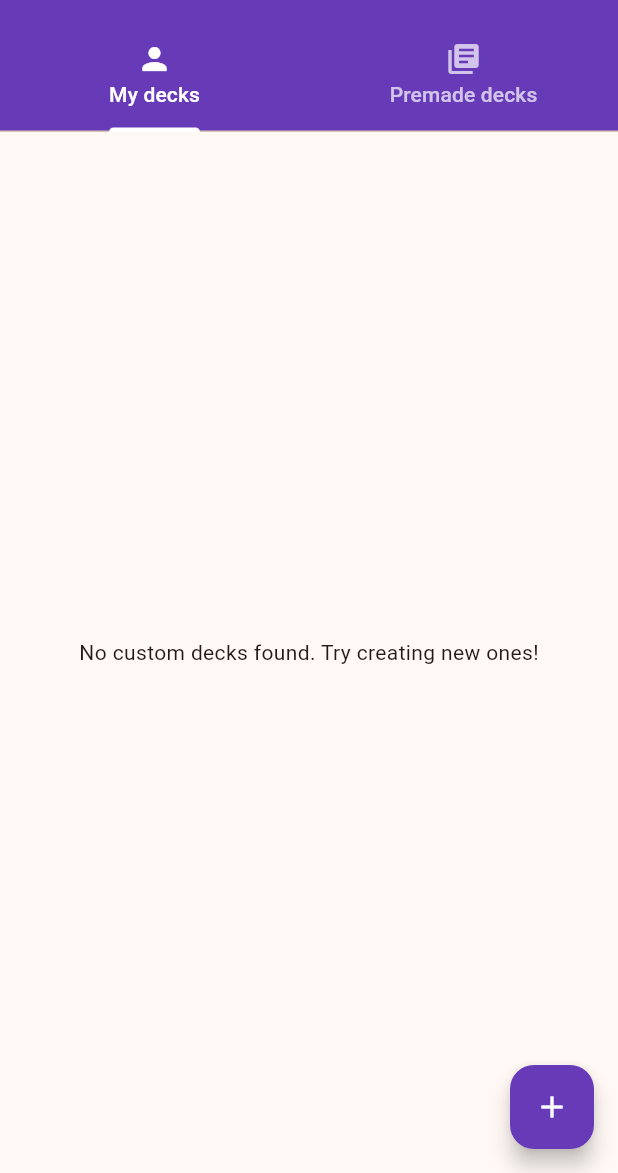
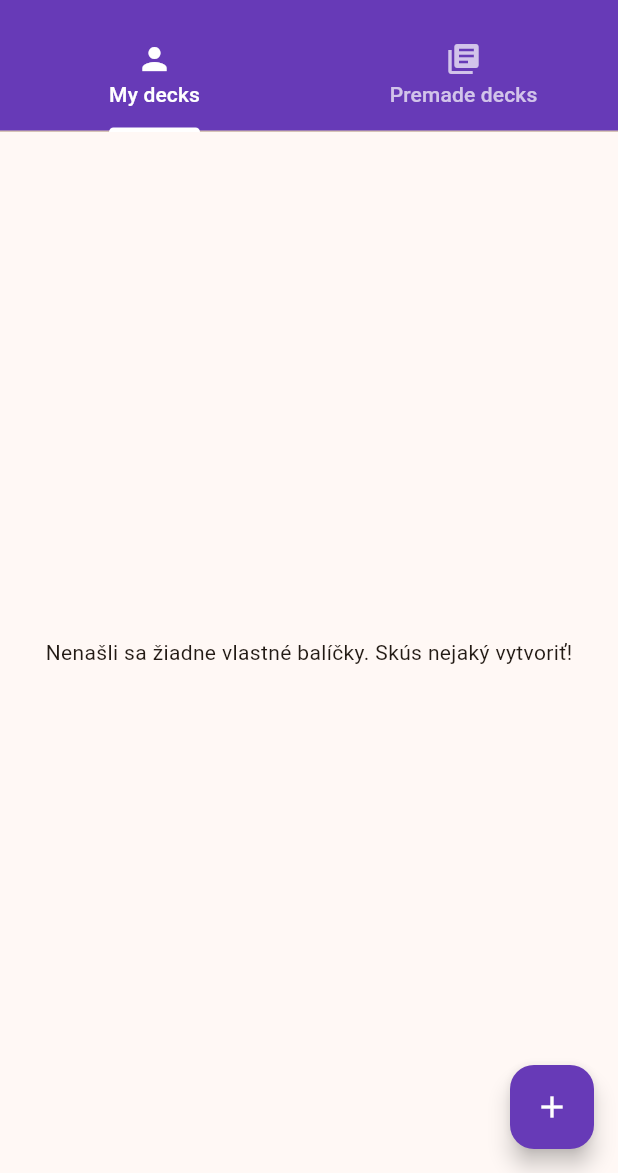
Before and after one commit to zuky05/app-locker, a Flutter app: the DeckManagerScreen screen opened directly, on a phone screen of 412 x 824 dp, the part 63-1236 px from its top. Run offline on Flutter 3.47's test engine with Material 3 defaults, Android fonts, the phone set to English and light mode, and no system bars; our stand-ins replace app_links, file_picker, flutter_svg, share_plus, shared_preferences, sqflite and 1 more; missing offline and left inert: installed_apps; accounts and stored records are empty; project files that could hold a hidden picture were left out.

Commit message:
added more premade decks

```diff
--- a/lib/screens/deck_manager_screen.dart
+++ b/lib/screens/deck_manager_screen.dart
@@ -50,7 +50,38 @@ class _DeckManagerScreenState extends State<DeckManagerScreen> with SingleTicker
     });
   }
 
-  // Dialóg pre nákup Premium / vytvorenie nového balíčka
+  // Statické popisy pre kategórie
+  String _getCategoryDescription(String category) {
+    switch (category.toLowerCase().trim()) {
+      case 'geography':
+        return 'Otestuj svoje znalosti hlavných miest, vlajok a geografie sveta.';
+      case 'language':
+        return 'Rozšír si slovnú zásobu v najpoužívanejších svetových jazykoch.';
+      case 'technology':
+      case 'tech':
+      case 'it':
+        return 'Ovládni HTTP status kódy, Linux príkazy a základné vývojárske koncepty.';
+      default:
+        return 'Pripravené kolekcie kartičiek pre rýchle učenie.';
+    }
+  }
+
+  // Odolné priradenie ikoniek kategóriám
+  IconData _getCategoryIcon(String category) {
+    final cleanCategory = category.trim().toLowerCase();
+    debugPrint("Načítavam ikonku pre kategóriu: '$cleanCategory'");
+
+    if (cleanCategory.contains('geography')) {
+      return Icons.public;
+    } else if (cleanCategory.contains('language')) {
+      return Icons.translate;
+    } else if (cleanCategory.contains('tech')) {
+      return Icons.terminal;
+    }
+
+    return Icons.folder_special;
+  }
+
   void _showAddDeckDialog() async {
     final int customCount = await DatabaseHelper.instance.getCustomDeckCount();
 
@@ -154,7 +185,6 @@ class _DeckManagerScreenState extends State<DeckManagerScreen> with SingleTicker
     );
   }
 
-  // Dialóg pre premenowanie balíčka
   void _showRenameDeckDialog(Deck deck) {
     final nameController = TextEditingController(text: deck.name);
     final categoryController = TextEditingController(text: deck.category);
@@ -198,7 +228,6 @@ class _DeckManagerScreenState extends State<DeckManagerScreen> with SingleTicker
     );
   }
 
-  // Dialóg na potvrdenie zmazania balíčka
   void _showDeleteConfirmDialog(Deck deck) {
     showDialog(
       context: context,
@@ -228,7 +257,6 @@ class _DeckManagerScreenState extends State<DeckManagerScreen> with SingleTicker
     );
   }
 
-  // Pomocný widget pre akčné minitlačidlá s ikonou a textom
   Widget _buildActionButton({
     required IconData icon,
     required String label,
@@ -255,14 +283,8 @@ class _DeckManagerScreenState extends State<DeckManagerScreen> with SingleTicker
     );
   }
 
-  Widget _buildDeckList(List<Deck> deckList) {
-    if (deckList.isEmpty) return const Center(child: Text("No custom decks found. Try creating new ones!"));
-
-    return ListView.builder(
-      itemCount: deckList.length,
-      padding: const EdgeInsets.all(12),
-      itemBuilder: (context, index) {
-        final deck = deckList[index];
+  // Karta pre jeden balíček
+  Widget _buildDeckCard(Deck deck) {
     final isExpanded = expandedDeckId == deck.id;
     final bool isCustom = deck.isPremade == 0 || deck.isPremade == false;
 
@@ -279,7 +301,6 @@ class _DeckManagerScreenState extends State<DeckManagerScreen> with SingleTicker
           clipBehavior: Clip.antiAlias,
           child: Column(
             children: [
-                  // HLAVNÝ RIADOK BALÍČKA
               ListTile(
                 contentPadding: const EdgeInsets.symmetric(horizontal: 16, vertical: 8),
                 leading: const CircleAvatar(
@@ -307,8 +328,6 @@ class _DeckManagerScreenState extends State<DeckManagerScreen> with SingleTicker
                   });
                 },
               ),
-
-                  // ANIMOVANÉ VYSUNUTIE MOŽNOSTÍ (INLINE)
               AnimatedCrossFade(
                 firstChild: const SizedBox.shrink(),
                 secondChild: Container(
@@ -319,8 +338,7 @@ class _DeckManagerScreenState extends State<DeckManagerScreen> with SingleTicker
                     children: [
                       const Divider(height: 1),
                       const SizedBox(height: 10),
-
-                          if (!isCustom) ... [
+                      if (!isCustom) ...[
                         Row(
                           mainAxisAlignment: MainAxisAlignment.spaceAround,
                           children: [
@@ -351,9 +369,7 @@ class _DeckManagerScreenState extends State<DeckManagerScreen> with SingleTicker
                             ),
                           ],
                         ),
-                          ]
-                          else if (isCustom) ...[
-                            const SizedBox(height: 12),
+                      ] else ...[
                         Row(
                           mainAxisAlignment: MainAxisAlignment.spaceAround,
                           children: [
@@ -394,6 +410,7 @@ class _DeckManagerScreenState extends State<DeckManagerScreen> with SingleTicker
                             ),
                           ],
                         ),
+                        const SizedBox(height: 8),
                         Row(
                           mainAxisAlignment: MainAxisAlignment.spaceAround,
                           children: [
@@ -432,7 +449,93 @@ class _DeckManagerScreenState extends State<DeckManagerScreen> with SingleTicker
         );
       },
     );
-      },
+  }
+
+  // Zoznam pre Vlastné Balíčky
+  Widget _buildCustomDeckList(List<Deck> deckList) {
+    if (deckList.isEmpty) {
+      return const Center(
+        child: Text("Nenašli sa žiadne vlastné balíčky. Skús nejaký vytvoriť!"),
+      );
+    }
+
+    return ListView.builder(
+      itemCount: deckList.length,
+      padding: const EdgeInsets.all(12),
+      itemBuilder: (context, index) => _buildDeckCard(deckList[index]),
+    );
+  }
+
+  // Zoznam pre Predpripravené Balíčky - Rozbaľovacie kategórie s ikonou
+  Widget _buildGroupedPremadeDeckList(List<Deck> deckList) {
+    if (deckList.isEmpty) {
+      return const Center(child: Text("Žiadne predpripravené balíčky."));
+    }
+
+    final Map<String, List<Deck>> groupedDecks = {};
+    for (var deck in deckList) {
+      groupedDecks.putIfAbsent(deck.category, () => []).add(deck);
+    }
+
+    return ListView(
+      padding: const EdgeInsets.symmetric(vertical: 12, horizontal: 8),
+      children: groupedDecks.entries.map((entry) {
+        final categoryName = entry.key;
+        final categoryDecks = entry.value;
+
+        return Card(
+          elevation: 1,
+          margin: const EdgeInsets.only(bottom: 12),
+          shape: RoundedRectangleBorder(borderRadius: BorderRadius.circular(16)),
+          clipBehavior: Clip.antiAlias,
+          child: ExpansionTile(
+            // Bezpečne obalená ikonka s explicitnými rozmermi
+            leading: SizedBox(
+              width: 32,
+              height: 32,
+              child: Center(
+                child: Icon(
+                  _getCategoryIcon(categoryName),
+                  color: Colors.deepPurple,
+                  size: 28,
+                ),
+              ),
+            ),
+            iconColor: Colors.deepPurple,
+            collapsedIconColor: Colors.deepPurple,
+            collapsedShape: RoundedRectangleBorder(borderRadius: BorderRadius.circular(16)),
+            shape: RoundedRectangleBorder(borderRadius: BorderRadius.circular(16)),
+            tilePadding: const EdgeInsets.symmetric(horizontal: 16, vertical: 8),
+
+            title: Text(
+              categoryName,
+              style: const TextStyle(
+                fontSize: 20,
+                fontWeight: FontWeight.bold,
+                color: Colors.deepPurple,
+              ),
+            ),
+            subtitle: Padding(
+              padding: const EdgeInsets.only(top: 4),
+              child: Text(
+                _getCategoryDescription(categoryName),
+                style: TextStyle(
+                  fontSize: 13,
+                  color: Colors.grey.shade700,
+                ),
+              ),
+            ),
+            children: [
+              Padding(
+                padding: const EdgeInsets.fromLTRB(12, 0, 12, 12),
+                child: Column(
+                  children: categoryDecks.map((deck) => _buildDeckCard(deck)).toList(),
+                ),
+              ),
+            ],
+          ),
+        );
+      }).toList(),
     );
   }
 
@@ -459,8 +562,8 @@ class _DeckManagerScreenState extends State<DeckManagerScreen> with SingleTicker
           : TabBarView(
               controller: _tabController,
               children: [
-                _buildDeckList(myDecks),
-                _buildDeckList(premadeDecks),
+                _buildCustomDeckList(myDecks),
+                _buildGroupedPremadeDeckList(premadeDecks),
               ],
             ),
       floatingActionButton: _tabController.index == 0
```
Also changed, not shown: assets/decks/premade_decks.json. Lines whose indentation alone changed are shown as unchanged.
